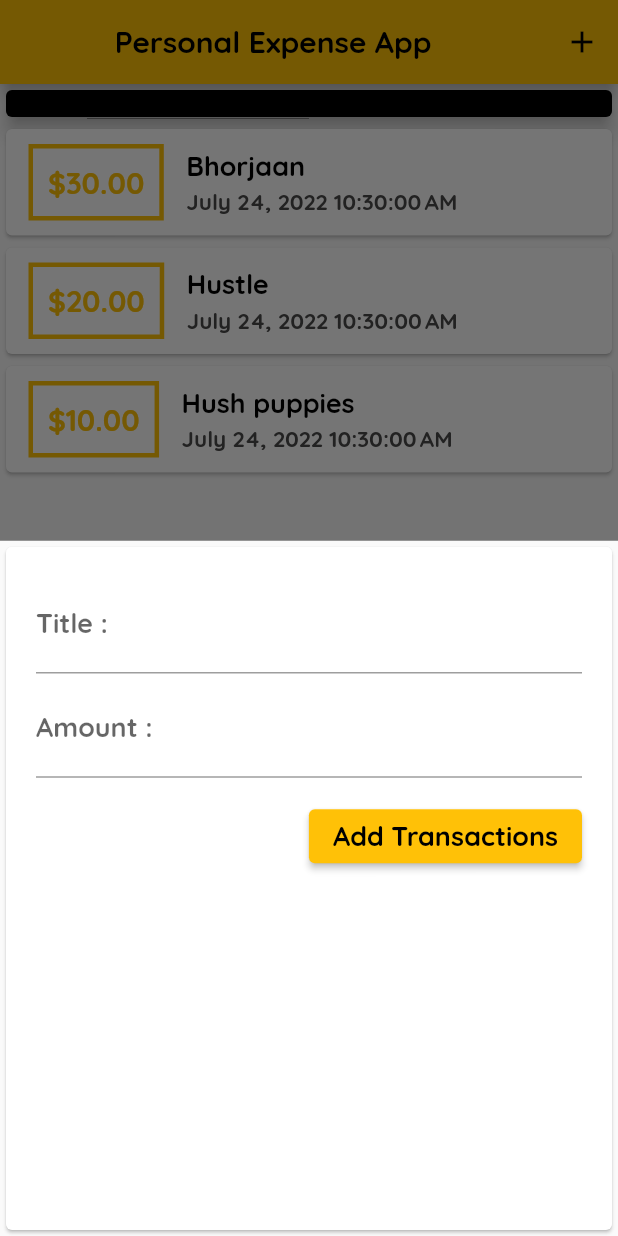
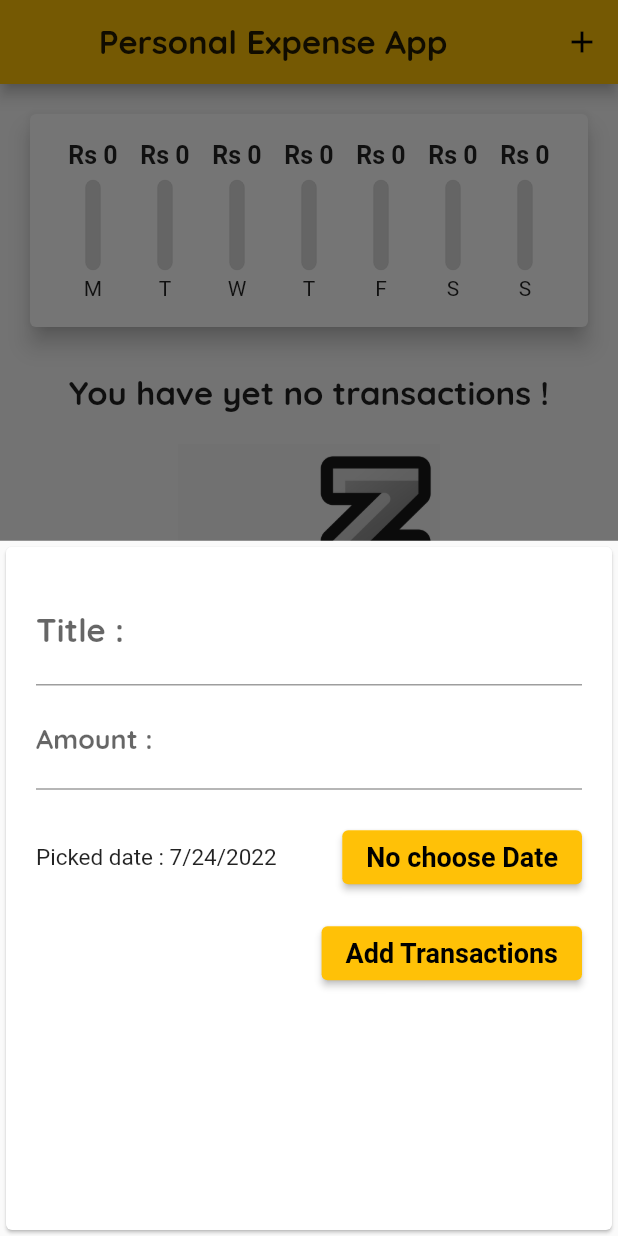
Before and after one commit to axijethwa74/expensoApp, a Flutter app: the screen it shows after launch, after a tap on the "add" icon, on a phone screen of 412 x 824 dp. Run offline on Flutter 3.47's test engine with Material 2 defaults, Android fonts, the phone set to English and light mode, and no system bars.

Commit message:
Module done

```diff
--- /dev/null
+++ b/lib/View/Chart_bar.dart
@@ -0,0 +1,73 @@
+// ignore: file_names
+import 'package:flutter/material.dart';
+
+class ChartBar extends StatelessWidget {
+
+  final String label;
+  final double spendingamount;
+  final double  spendingPcOfTotal;
+
+  // ignore: use_key_in_widget_constructors
+  const ChartBar(this.label,this.spendingamount,this.spendingPcOfTotal);
+
+
+  @override
+  Widget build(BuildContext context) {
+    return Column(
+      children: [
+
+
+      SizedBox(
+        width: 34,
+        height: 20,
+        child: FittedBox(
+          child:   Text(
+            'Rs ${spendingamount.toStringAsFixed(0)}',
+            style:const TextStyle(
+              fontWeight: FontWeight.bold,
+             fontSize: 10,
+
+            )),
+        ),
+      ),
+
+        const SizedBox(
+          height: 6,
+        ),
+
+        // ignore: sized_box_for_whitespace
+        Container(
+          height: 60,
+          width: 10,
+          child: Stack(
+            children: [
+              Container(
+                decoration: BoxDecoration(
+                  border: Border.all(color: Colors.grey,width: 0.1),
+                  color: const Color.fromRGBO(220, 220, 220, 1),
+                  borderRadius: BorderRadius.circular(20),
+                ),
+              ),
+              FractionallySizedBox(heightFactor: spendingPcOfTotal,
+              child: Container(
+                decoration: BoxDecoration(
+                  color: Theme.of(context).primaryColor,
+                  borderRadius: BorderRadius.circular(10),
+                ),
+              ),)
+            ],
+
+          ),
+
+        ),
+
+         const SizedBox(
+          height: 4,
+        ),
+
+        Text(label),
+
+      ],
+    );
+  }
+}
--- /dev/null
+++ b/lib/View/chart.dart
@@ -0,0 +1,74 @@
+import 'package:expensecounterapp/Models/transaction.dart';
+import 'package:expensecounterapp/View/Chart_bar.dart';
+import 'package:flutter/material.dart';
+// ignore: unused_import
+import 'package:intl/intl.dart';
+
+// ignore: use_key_in_widget_constructors
+class Chart extends StatelessWidget {
+
+  // ignore: use_key_in_widget_constructors
+  const Chart(this.recentTransaction);
+  final List <Transaction> recentTransaction;
+
+  List <Map<String,Object>> get groupedTransactionValues{
+    return List.generate(7, (index){
+      final weekDay=DateTime.now().subtract(Duration(days: index),);
+
+      var totalSum = 0.0;
+
+      for(var i =0; i< recentTransaction.length; i++){
+
+        if(recentTransaction[i].date.day == weekDay.day &&
+        recentTransaction[i].date.month == weekDay.month &&
+        recentTransaction[i].date.year == weekDay.year){
+
+          totalSum += recentTransaction[i].amount;
+        }
+      }
+
+
+
+      return {'day':DateFormat.E().format(weekDay).substring(0,1),
+      'amount':totalSum};
+    }).reversed.toList();
+
+  }
+
+   double get totalSpending{
+    return groupedTransactionValues.fold(0.0,(sum,  item){
+      return sum  + (item['amount'] as double);
+    });
+  }
+
+
+
+
+  @override
+  Widget build(BuildContext context) {
+    // ignore: avoid_print
+    print(groupedTransactionValues);
+    return  Card(
+      elevation: 6,
+      margin: const EdgeInsets.all(20),
+      child: Padding(
+        padding: const EdgeInsets.all(8.0),
+        child: Container(
+          padding: const EdgeInsets.all(10),
+          child: Row(
+            mainAxisAlignment: MainAxisAlignment.spaceAround,
+            children: groupedTransactionValues.map((data){
+              return Flexible(
+                fit: FlexFit.tight,
+                child: ChartBar(
+                  data['day']as String,
+                  data['amount']as double,
+                (totalSpending == 0 ? 0 : (data["amount"] as double) / totalSpending ),
+              ));
+            }).toList(),
+          ),
+        ),
+      ),
+    );
+  }
+}
--- a/lib/View/list_Transaction.dart
+++ b/lib/View/list_Transaction.dart
@@ -1,3 +1,5 @@
+
+
 
 import 'package:expensecounterapp/Models/transaction.dart';
 import 'package:flutter/material.dart';
@@ -6,9 +8,10 @@ import 'package:intl/intl.dart';
 class list_transaction extends StatelessWidget {
 
 final List<Transaction> transaction;
+final Function deletetx;
 
  // ignore: use_key_in_widget_constructors
- const list_transaction(this.transaction);
+ const list_transaction(this.transaction,this.deletetx,);
 // ignore: unused_field
 
 
@@ -17,52 +20,58 @@ final List<Transaction> transaction;
   Widget build(BuildContext context) {
     // ignore: sized_box_for_whitespace
     return  Container(
-      height: 300,
-      child: ListView.builder(
+      height: 500,
+      child: transaction.isEmpty ? Column(
+        children:  [
+          const SizedBox(
+            height: 10,
+          ),
+
+          Text("You have yet no transactions !", style: Theme.of(context).textTheme.titleMedium),
+
+          const SizedBox(
+            height: 20,
+          ),
+
+          // ignore: sized_box_for_whitespace
+          Container(
+            height: 200,
+            child: Image.asset('assets/images/empty.png',fit: BoxFit.cover,)),
+
+        ],
+
+      ): ListView.builder(
         itemCount: transaction.length,
         itemBuilder: (BuildContext context, int index) {
-          return Card(
+          return  Card(
+            elevation: 3,
+            margin: const EdgeInsets.symmetric(
+              horizontal: 5,
+              vertical: 8
+            ),
+            child: ListTile(
+              leading: CircleAvatar(radius: 30,
+              child: Padding(
+                padding: const EdgeInsets.all(7),
+                child: FittedBox(
+                  child: Text(style: const TextStyle(
+                    fontSize: 18,
+                    fontWeight: FontWeight.w500,
+                  ),
+                  'Rs ${transaction[index].amount.toStringAsFixed(0)}'),
+                ),
+              ),
+              ),
+              title: Text(transaction[index].title,
+               style: Theme.of(context).textTheme.titleMedium,),
+               subtitle: Text(DateFormat.yMMMEd().format(transaction[index].date)),
+               trailing: IconButton(onPressed: ()=> deletetx(transaction[index].id),
+                icon: const Icon(Icons.delete),
+                color: Colors.red,
+                ),
+                ),
 
-                  child: Row(
-                    children:  [
-                    // ignore: avoid_unnecessary_containers
-                    Container(
-                     // padding: const EdgeInsets.all(10),
-                      margin: const EdgeInsets.symmetric(horizontal: 15, vertical: 10),
-                      decoration:  BoxDecoration(
-                        border: Border.all(
-                          color: Theme.of(context).primaryColor,
-                         width: 3,
-
-                        ),
-                      ),
-                        padding:  const EdgeInsets.all(10),
-
-                      child: Text(
-                      '\$${transaction[index].amount.toStringAsFixed(2)}',
-                        style:  TextStyle(
-                          color: Theme.of(context).primaryColor
-                          ,fontSize: 20,fontWeight: FontWeight.normal),
-                      ),
-                    ),
-
-
-                    Column(
-                      crossAxisAlignment: CrossAxisAlignment.start,
-                      children: [
-                       // Text(tx.id, style: const TextStyle(fontSize: 18,fontWeight: FontWeight.bold),),
-                        Text(transaction[index].title,style: const TextStyle(fontSize: 18,fontWeight: FontWeight.normal,color: Colors.black),),
-                        const SizedBox(height: 3),
-
-                        Text(
-                          DateFormat().format(transaction[index].date),
-                        style: const TextStyle(fontSize: 15,fontWeight: FontWeight.w400,color: Color.fromARGB(255, 75, 74, 74),)),
-                      ],
-                    ),
-                    ],
-
-                  ),
-                );
+          );
         },
       ),
 
--- a/lib/View/new_Transaction.dart
+++ b/lib/View/new_Transaction.dart
@@ -1,6 +1,10 @@
 // ignore: file_names
 // ignore: file_names
+// ignore_for_file: deprecated_member_use
+
 import 'package:flutter/material.dart';
+import 'package:intl/intl.dart';
+import 'package:intl/intl.dart';
 
 // ignore: camel_case_types
 class new_transaction extends StatefulWidget {
@@ -15,18 +19,25 @@ class new_transaction extends StatefulWidget {
 
 // ignore: camel_case_types
 class _new_transactionState extends State<new_transaction> {
-  final titleController =TextEditingController();
+  final _titleController =TextEditingController();
 
-  final amountController =TextEditingController();
+  final _amountController =TextEditingController();
 
-  void addSubmit (){
+//  DateTime _selectedDate;
+DateTime _selectedDate = DateTime.now();
+
+  void _addSubmit (){
+    if(_amountController.text.isEmpty){
+      return;
+    }
 
     // ignore: non_constant_identifier_names
-    final title_entered = titleController.text;
+    final title_entered = _titleController.text;
     // ignore: non_constant_identifier_names
-    final amount_entered =  double.parse(amountController.text);
+    final amount_entered =  double.parse(_amountController.text);
 
-    if(title_entered.isEmpty || amount_entered <= 0){
+    // ignore: unnecessary_null_comparison
+    if(title_entered.isEmpty || amount_entered <= 0 || _selectedDate == null){
       return;
     }
 
@@ -34,10 +45,31 @@ class _new_transactionState extends State<new_transaction> {
           (
             title_entered,
             amount_entered,
+            _selectedDate,
                        );
 
     Navigator.of(context).pop();
   }
+
+
+  void _presentDatePicker(){
+    showDatePicker(context: context,
+     initialDate: DateTime.now(),
+      firstDate: DateTime(2000),
+       lastDate: DateTime.now()
+       ).then((pickedDate){
+        if(pickedDate == null){
+          return;
+        }
+      setState(() {
+        _selectedDate = pickedDate;
+      });
+       });
+       // ignore: avoid_print
+       print("...");
+  }
+
+
 
   @override
   Widget build(BuildContext context) {
@@ -49,24 +81,61 @@ class _new_transactionState extends State<new_transaction> {
                   children:  [
 
                      TextField(
-                       style: const TextStyle(fontSize: 18.0,  color: Colors.black, fontWeight: FontWeight.w500),
+                       style: Theme.of(context).textTheme.titleMedium,
                       decoration: const InputDecoration(labelText: "Title : " ),
-                      controller: titleController,
-                       onSubmitted: (_) => addSubmit(),
+                      controller: _titleController,
+                       onSubmitted: (_) => _addSubmit(),
                     ),
                     const SizedBox(height: 5,),
                       TextField(
                        style: const TextStyle(fontSize: 18.0,  color: Colors.black, fontWeight: FontWeight.w500),
                       decoration: const InputDecoration(labelText: "Amount : "),
-                      controller: amountController,
+                      controller: _amountController,
                       keyboardType: TextInputType.number,
-                      onSubmitted: (_) => addSubmit(),
+                      onSubmitted: (_) => _addSubmit(),
 
+                    ),
+                    const SizedBox(height :20),
+
+                    // ignore: sized_box_for_whitespace
+                    Container(height: 50,
+                      child: Row(
+                        children: [
+                            Expanded(
+                              child: Text(
+                              // ignore: unnecessary_null_comparison
+                              _selectedDate == null ?
+                               "No choosen date" :
+                               'Picked date : ${DateFormat.yMd().format(_selectedDate)}',
+                                style: const TextStyle(fontWeight: FontWeight.w400,
+                               fontSize: 15)),
+                            ),
+
+
+                          const SizedBox(width: 25,),
+
+
+                          ElevatedButton(onPressed: _presentDatePicker,
+                          // ignore: unnecessary_null_comparison
+                          child:  const Text(
+                          'No choose Date'
+                           ,style: TextStyle(fontSize: 18,fontWeight: FontWeight.bold),
+                           ),
+                           )
+
+
+
+
+                        ],
+                      ),
                     ),
                     const SizedBox(height :15),
                    ElevatedButton(
                     onPressed: (){
-                       addSubmit();
+                      _showToast(context);
+                      // ignore: unused_label
+                      child:  const Text('Succesffully Added');
+                       _addSubmit();
 
                     }, child: const Text("Add Transactions",
                    style: TextStyle(fontSize: 18,fontWeight: FontWeight.bold),
@@ -78,4 +147,16 @@ class _new_transactionState extends State<new_transaction> {
                ),
                 );
   }
+
+  void _showToast(BuildContext context) {
+    final scaffold = ScaffoldMessenger.of(context);
+    scaffold.showSnackBar(
+      const SnackBar(
+        content: Text('Succesffully Added'),
+        //action: SnackBarAction(label: 'UNDO', onPressed: scaffold.hideCurrentSnackBar),
+      ),
+    );
+  }
+
+
 }
--- a/lib/View/view.dart
+++ b/lib/View/view.dart
@@ -1,8 +1,11 @@
 // ignore: unused_import
 // ignore_for_file: deprecated_member_use
 // ignore: unused_import
+//import 'package:expensecounterapp/View/chart.dart';
+// ignore: unused_import
 import 'package:flutter/gestures.dart';
 import 'package:flutter/material.dart';
+import 'chart.dart';
 import 'list_Transaction.dart';
 import 'new_Transaction.dart';
 import '../Models/transaction.dart';
@@ -18,42 +21,54 @@ class View extends StatefulWidget {
 
 class _ViewState extends State<View> {
 
+
   final List<Transaction> _userTransaction = [
 
-   Transaction(
-        id: 'A1',
-        title: "Bhorjaan",
-        amount: 30.0,
-        date: DateTime.now(),
+    //Defaults Transactions :
+  //  Transaction(
+  //       id: 'A1',
+  //       title: "Bhorjaan",
+  //       amount: 30.0,
+  //       date: DateTime.now(),
 
-         ),
+  //        ),
 
-         Transaction(
-        id: 'A2',
-        title: "Hustle",
-        amount: 20.0,
-        date: DateTime.now(),
+  //        Transaction(
+  //       id: 'A2',
+  //       title: "Hustle",
+  //       amount: 20.0,
+  //       date: DateTime.now(),
 
-         ),
+  //        ),
 
 
-         Transaction(
-        id: 'A3',
-        title: "Hush puppies",
-        amount: 10.0,
-        date: DateTime.now(),
+  //        Transaction(
+  //       id: 'A3',
+  //       title: "Hush puppies",
+  //       amount: 10.0,
+  //       date: DateTime.now(),
 
-         ),
+  //        ),
 ];
 
 // ignore: unused_element
-void _addNewTransaction(String txtitle, double txamount){
+List<Transaction> get _recentTransaction{
+  return _userTransaction.where((tx) {
+    return tx.date.isAfter(
+      DateTime.now().subtract(const Duration(
+        days: 7),),
+    );
+  }).toList();
+}
+
+// ignore: unused_element
+void _addNewTransaction(String txtitle, double txamount, DateTime chosedate){
 
     // ignore: unused_local_variable
     final newTx = Transaction(
       title: txtitle,
       amount: txamount,
-      date: DateTime.now(),
+      date: chosedate,
        id: DateTime.now().toString(),
 
     );
@@ -73,14 +88,30 @@ void _addNewTransaction(String txtitle, double txamount){
         child: new_transaction(_addNewTransaction),
         behavior: HitTestBehavior.opaque,
       );
-    } );
+    },
+     );
   }
+
+  // ignore: unused_element
+  void _deleteTransaction(String id){
+    setState(() {
+      _userTransaction.removeWhere((tx) {
+        return tx.id == id;
+      }
+       );
+    });
+  }
+
+
 
   @override
   Widget build(BuildContext context) {
     return Scaffold(
         appBar: AppBar(
-          title: const Center(child: Text("Personal Expense App")),
+          title:  Center(child: Text("Personal Expense App",
+          style: Theme.of(context).textTheme.titleMedium,
+          ),
+          ),
            actions: [
            IconButton(
             onPressed: () => _startAddNewTransaction(context),
@@ -94,15 +125,8 @@ void _addNewTransaction(String txtitle, double txamount){
         crossAxisAlignment: CrossAxisAlignment.stretch,
         children:<Widget> [
           // ignore: sized_box_for_whitespace
-          Container(
-            width: double.infinity,
-            child:  const Card(
-              color: Colors.black,
-              elevation: 5,
-              child: Text("Chart Box"),
-            ),
-          ),
-      list_transaction(_userTransaction),
+         Chart(_recentTransaction),
+      list_transaction(_userTransaction,_deleteTransaction),
 
         ],
        ),
--- a/lib/main.dart
+++ b/lib/main.dart
@@ -1,3 +1,5 @@
+// ignore_for_file: deprecated_member_use
+
 import 'package:flutter/material.dart';
 
 import 'View/view.dart';
@@ -16,8 +18,32 @@ class Home extends StatelessWidget {
       theme: ThemeData(
         primarySwatch: Colors.amber,
          colorScheme: ColorScheme.fromSwatch(primarySwatch: Colors.amber),
-        fontFamily: 'Quicksand'
-        ),
+         textTheme: ThemeData.light().textTheme.copyWith(
+          titleMedium:const TextStyle(
+            fontFamily: 'Quicksand',
+            fontSize: 22,
+            //fontWeight: FontWeight.bold,
+
+
+          ),
+
+         ),
+
+        // fontFamily: 'OpenSans'
+      // appBarTheme:  const AppBarTheme(
+      //         // backgroundColor: Colors.deepPurple,
+      //         // This will be applied to the "back" icon
+      //         iconTheme: IconThemeData(color: Colors.red),
+      //         // This will be applied to the action icon buttons that locates on the right side
+      //         actionsIconTheme: IconThemeData(color: Colors.amber),
+      //        // centerTitle: false,
+      //        // elevation: 15,
+
+      //         titleTextStyle: TextStyle(color: Colors.black))
+       ),
+
+
+
 
       debugShowCheckedModeBanner: false,
       home: const View(),
```
Also changed, not shown: pubspec.yaml (+7 -12 lines), assets/images/empty.png (added).
